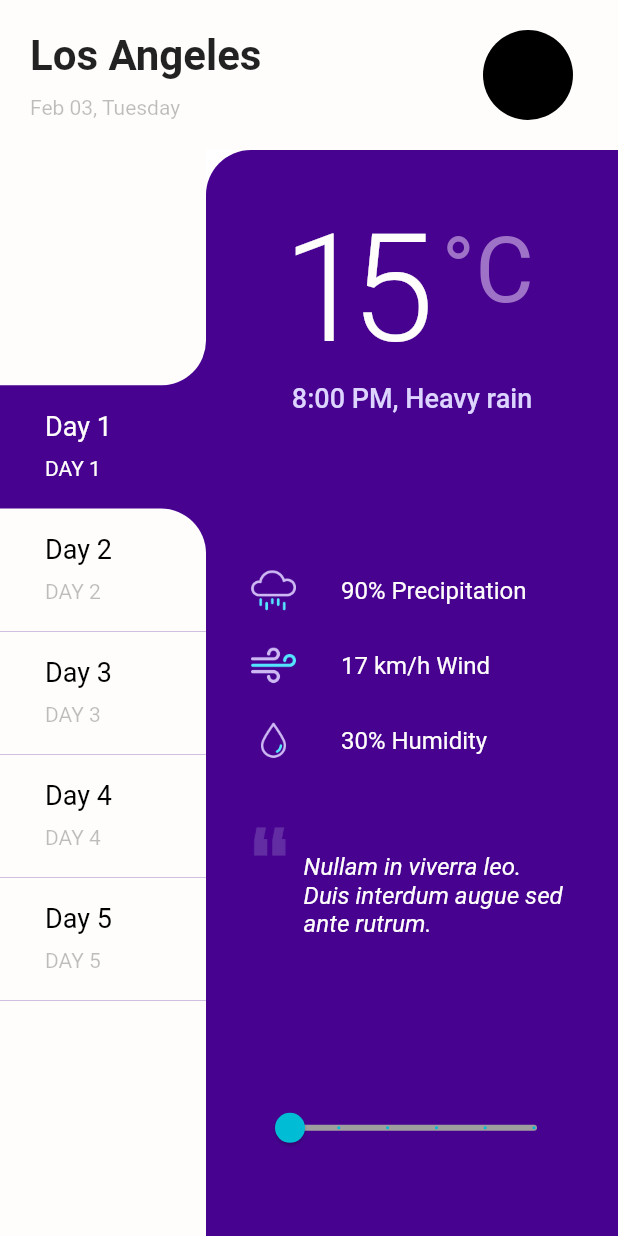
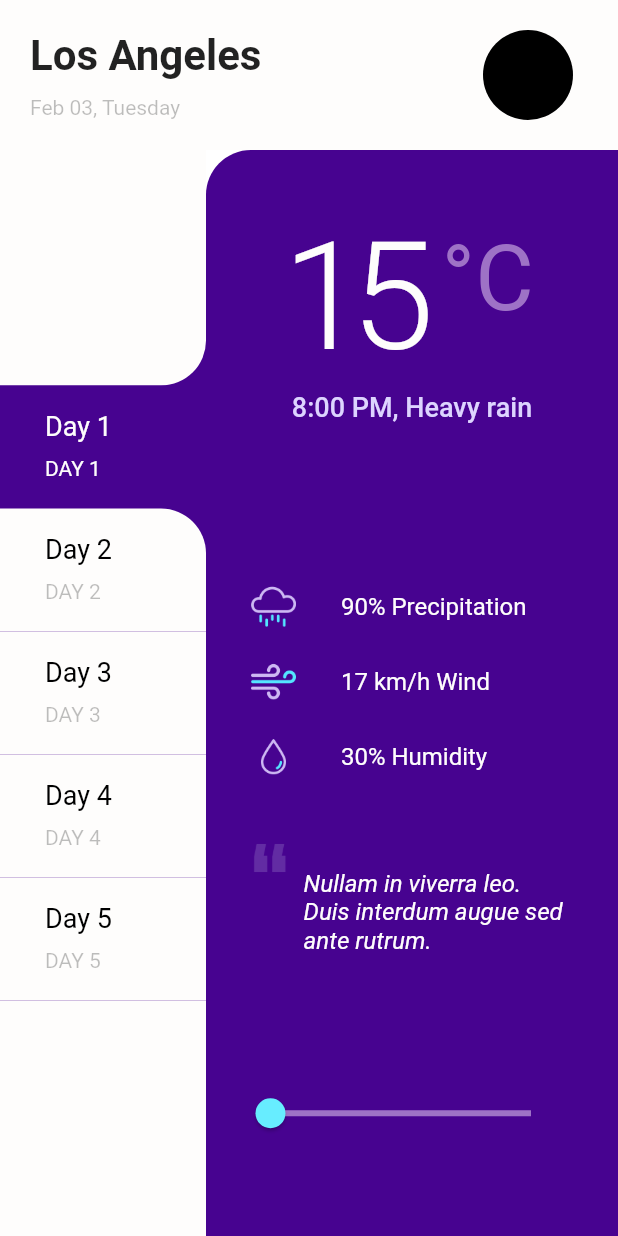
Before and after one commit to arthurdenner/flutter-ui-practice, a Flutter app: the screen it shows after launch, on a phone screen of 412 x 824 dp. Run offline on Flutter 3.47's test engine with Material 2 defaults, Android fonts, the light colour scheme and no system bars.

Commit message:
feat: customize colors on hour slider

```diff
--- a/weather_calendar_app/lib/src/pages/widgets/details.dart
+++ b/weather_calendar_app/lib/src/pages/widgets/details.dart
@@ -23,7 +23,6 @@ class _DetailsState extends State<Details> {
     return Expanded(
       flex: isSm ? 4 : 2,
       child: Container(
-        padding: EdgeInsets.all(30),
         decoration: BoxDecoration(
           color: AppColors.purple,
           borderRadius: BorderRadius.only(
@@ -52,16 +51,17 @@ class _DetailsState extends State<Details> {
         isSm ? MainAxisAlignment.spaceBetween : MainAxisAlignment.center;
 
     return <Widget>[
-      Row(
+      Padding(
+        padding: EdgeInsets.all(30),
+        child: Row(
           mainAxisAlignment: mainAlignment,
           children: <Widget>[
             Temperature(),
             if (isSm) _buildAnimation(),
           ],
         ),
-      SizedBox(height: 30),
+      ),
       _buildConditionsAndQuote(),
-      SizedBox(height: 30),
       HourSlider(
         onChange: _setActiveValue,
         value: _activeValue,
@@ -77,10 +77,13 @@ class _DetailsState extends State<Details> {
       isSm ? Expanded(child: Quote()) : Quote(),
     ];
 
-    return Flex(
+    return Padding(
+      padding: EdgeInsets.all(30),
+      child: Flex(
         direction: isSm ? Axis.horizontal : Axis.vertical,
         crossAxisAlignment: CrossAxisAlignment.end,
         children: children,
+      ),
     );
   }
 
--- a/weather_calendar_app/lib/src/pages/widgets/hour_slider.dart
+++ b/weather_calendar_app/lib/src/pages/widgets/hour_slider.dart
@@ -1,4 +1,5 @@
 import 'package:flutter/material.dart';
+import 'package:weather_calendar_app/src/utils/constants.dart';
 import 'package:weather_calendar_app/src/utils/format.dart';
 
 class HourSlider extends StatelessWidget {
@@ -13,15 +14,31 @@ class HourSlider extends StatelessWidget {
 
   @override
   Widget build(BuildContext context) {
-    return Slider(
+    return Container(
+      padding: EdgeInsets.fromLTRB(15, 0, 30, 30),
+      child: SliderTheme(
+        data: SliderTheme.of(context).copyWith(
+          activeTrackColor: AppColors.cyan,
+          inactiveTrackColor: AppColors.lightPurple,
+          trackHeight: 4,
+          thumbColor: AppColors.cyan,
+          trackShape: RectangularSliderTrackShape(),
+          overlayColor: AppColors.lightPurple.withOpacity(0.5),
+          overlayShape: RoundSliderOverlayShape(overlayRadius: 28),
+          activeTickMarkColor: Colors.transparent,
+          inactiveTickMarkColor: Colors.transparent,
+          valueIndicatorColor: AppColors.cyan,
+          valueIndicatorTextStyle: TextStyle(color: AppColors.purple),
+        ),
+        child: Slider.adaptive(
           min: 8,
           max: 23,
           divisions: 5,
           onChanged: onChange,
           value: value,
-      activeColor: Colors.cyan,
-      inactiveColor: Colors.grey,
           label: formatHour(value),
+        ),
+      ),
     );
   }
 }
--- a/weather_calendar_app/lib/src/utils/constants.dart
+++ b/weather_calendar_app/lib/src/utils/constants.dart
@@ -7,4 +7,5 @@ class AppColors {
   static const lightPurple = const Color(0xFF9E72C6);
   static const lightBlue = const Color(0xFFDDD4FF);
   static const white = const Color(0xFFFEFDFC);
+  static const cyan = const Color(0xFF67EDFF);
 }
```
Lines whose indentation alone changed are shown as unchanged.
